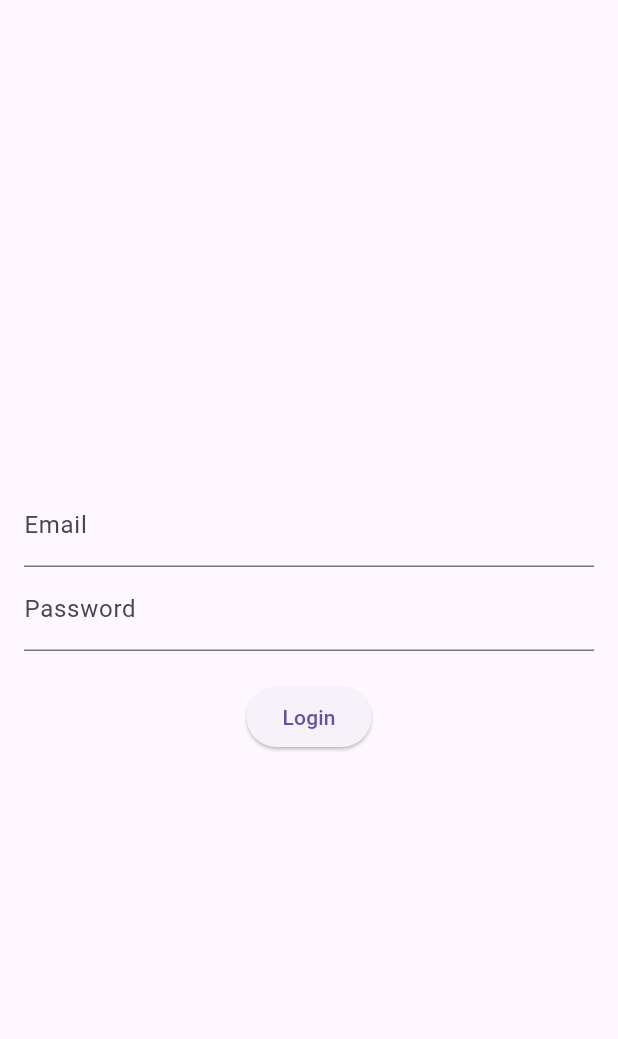
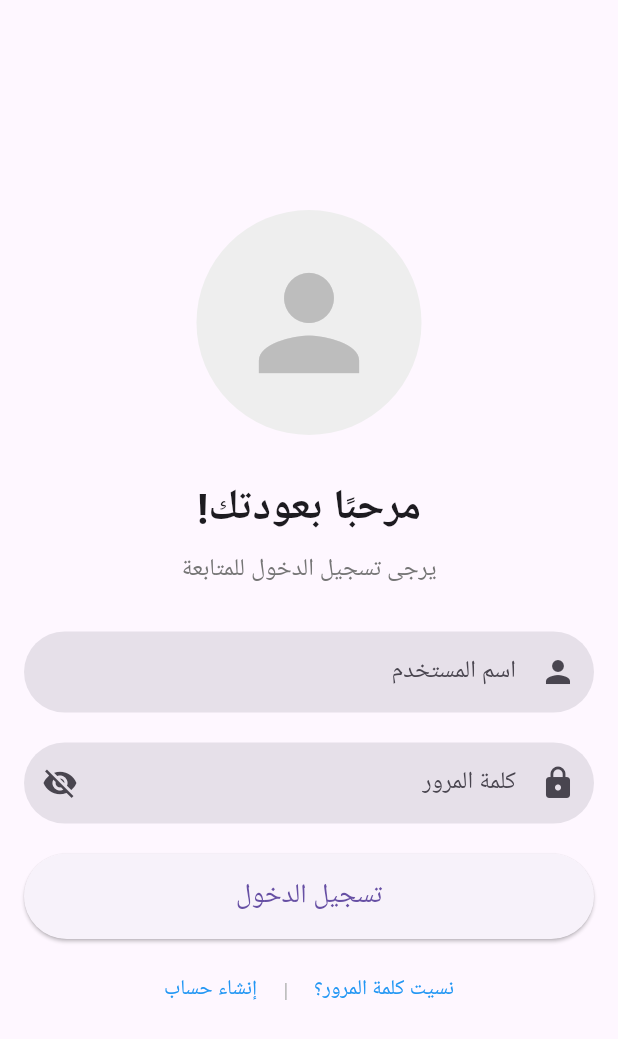
Before and after one commit to omer358/Donor-Dashboard, a Flutter app: the screen it shows after launch, on a phone screen of 412 x 824 dp. Shown: the top 1039 px of the screen. Run offline on Flutter 3.47's test engine with Material 3 defaults, Android fonts, the phone set to English and light mode, and no system bars; our stand-ins replace cloud_firestore, firebase_auth, firebase_core, get; accounts and stored records are empty; statements that could not run were skipped.

Commit message:
login with username, polish the login_screen.dart

```diff
--- a/lib/controllers/auth_controller.dart
+++ b/lib/controllers/auth_controller.dart
@@ -6,9 +6,9 @@ class AuthController extends GetxController {
   AuthService _authService = AuthService();
 
   // Sign in method
-  Future<void> signIn(String email, String password) async {
+  Future<void> signIn(String username, String password) async {
     isLoading.value = true;
-    var user = await _authService.signIn(email, password);
+    var user = await _authService.signIn(username, password);
     isLoading.value = false;
 
     if (user != null) {
--- a/lib/services/auth_service.dart
+++ b/lib/services/auth_service.dart
@@ -1,16 +1,28 @@
+import 'package:cloud_firestore/cloud_firestore.dart';
 import 'package:firebase_auth/firebase_auth.dart';
 
 class AuthService {
   final FirebaseAuth _auth = FirebaseAuth.instance;
+  final FirebaseFirestore _firestore = FirebaseFirestore.instance;
 
   // Sign in with email and password
-  Future<User?> signIn(String email, String password) async {
+  Future<User?> signIn(String username, String password) async {
     try {
-      UserCredential result = await _auth.signInWithEmailAndPassword(
-        email: email,
-        password: password,
-      );
-      return result.user;
+      var userSnapshot = await _firestore
+          .collection('admins')
+          .where('username', isEqualTo: username)
+          .get();
+      if (userSnapshot.docs.isNotEmpty) {
+        var userData = userSnapshot.docs.first.data();
+        var email = userData['email'];
+        UserCredential result = await _auth.signInWithEmailAndPassword(
+          email: email,
+          password: password,
+        );
+        return result.user;
+      }else{
+        throw Exception("the user is not found");
+      }
     } catch (e) {
       print(e);
       return null;
--- a/lib/views/login_screen.dart
+++ b/lib/views/login_screen.dart
@@ -2,41 +2,175 @@ import 'package:flutter/material.dart';
 import 'package:get/get.dart';
 import '../controllers/auth_controller.dart';
 
-class LoginScreen extends StatelessWidget {
+class LoginScreen extends StatefulWidget {
+  @override
+  _LoginScreenState createState() => _LoginScreenState();
+}
+
+class _LoginScreenState extends State<LoginScreen> {
   final AuthController authController = Get.put(AuthController());
-  final TextEditingController emailController = TextEditingController();
+  final TextEditingController usernameController = TextEditingController();
   final TextEditingController passwordController = TextEditingController();
+  bool _passwordVisible = false; // Password visibility state
 
   @override
   Widget build(BuildContext context) {
     return Scaffold(
-      body: Padding(
+      body: Directionality(
+        textDirection: TextDirection.rtl,
+        child: Center(
+          child: SingleChildScrollView(
             padding: const EdgeInsets.all(16.0),
             child: Column(
               mainAxisAlignment: MainAxisAlignment.center,
               children: [
-            TextField(
-              controller: emailController,
-              decoration: InputDecoration(labelText: 'Email'),
+                // Placeholder for an illustration (e.g., logo or image)
+                Container(
+                  height: 150,
+                  width: 150,
+                  decoration: BoxDecoration(
+                    color: Colors.grey[200],
+                    borderRadius: BorderRadius.circular(75),
                   ),
-            TextField(
+                  child: Icon(Icons.person, size: 100, color: Colors.grey[400]),
+                ),
+                const SizedBox(height: 30),
+                // Welcome Text
+                Text(
+                  "مرحبًا بعودتك!",
+                  style: Theme.of(context).textTheme.headlineMedium?.copyWith(
+                        fontWeight: FontWeight.bold,
+                      ),
+                ),
+                const SizedBox(height: 10),
+                Text(
+                  "يرجى تسجيل الدخول للمتابعة",
+                  style: TextStyle(
+                    fontSize: 16,
+                    color: Colors.grey[600],
+                  ),
+                ),
+                const SizedBox(height: 30),
+                // Username TextField
+                _buildTextField(
+                  controller: usernameController,
+                  labelText: 'اسم المستخدم',
+                  icon: Icons.person,
+                  keyboardType: TextInputType.text,
+                ),
+                const SizedBox(height: 20),
+                // Password TextField with visibility toggle
+                _buildTextField(
                   controller: passwordController,
-              decoration: InputDecoration(labelText: 'Password'),
-              obscureText: true,
+                  labelText: 'كلمة المرور',
+                  icon: Icons.lock,
+                  obscureText: !_passwordVisible,
+                  isPassword: true, // Indicate that this is a password field
                 ),
-            SizedBox(height: 20),
-            ElevatedButton(
+                const SizedBox(height: 20),
+                // Login Button
+                SizedBox(
+                  width: double.infinity,
+                  child: ElevatedButton(
                     onPressed: () {
                       authController.signIn(
-                  emailController.text.trim(),
+                        usernameController.text.trim(),
                         passwordController.text.trim(),
                       );
                     },
-              child: Text('Login'),
+                    style: ElevatedButton.styleFrom(
+                      padding: const EdgeInsets.symmetric(vertical: 15),
+                      shape: RoundedRectangleBorder(
+                        borderRadius: BorderRadius.circular(30),
+                      ),
+                    ),
+                    child: const Text(
+                      'تسجيل الدخول',
+                      style: TextStyle(fontSize: 18),
+                    ),
+                  ),
+                ),
+                const SizedBox(height: 10),
+                // Additional Options Row (e.g., Forgot Password, Sign Up)
+                Row(
+                  mainAxisAlignment: MainAxisAlignment.center,
+                  children: [
+                    TextButton(
+                      onPressed: () {
+                        // Navigate to "Forgot Password" screen
+                      },
+                      child: const Text(
+                        "نسيت كلمة المرور؟",
+                        style: TextStyle(
+                          fontSize: 14,
+                          color: Colors.blue,
+                        ),
+                      ),
+                    ),
+                    const SizedBox(width: 5),
+                    Text(
+                      "|",
+                      style: TextStyle(color: Colors.grey[400]),
+                    ),
+                    const SizedBox(width: 5),
+                    TextButton(
+                      onPressed: () {
+                        // Navigate to "Sign Up" screen
+                      },
+                      child: const Text(
+                        "إنشاء حساب",
+                        style: TextStyle(
+                          fontSize: 14,
+                          color: Colors.blue,
+                        ),
+                      ),
+                    ),
+                  ],
                 ),
               ],
             ),
           ),
+        ),
+      ),
+    );
+  }
+
+  Widget _buildTextField({
+    required TextEditingController controller,
+    required String labelText,
+    required IconData icon,
+    bool obscureText = false,
+    bool isPassword = false, // New parameter to indicate password field
+    TextInputType keyboardType = TextInputType.text,
+  }) {
+    return TextField(
+      controller: controller,
+      obscureText: obscureText,
+      keyboardType: keyboardType,
+      decoration: InputDecoration(
+        labelText: labelText,
+        prefixIcon: Icon(icon),
+        suffixIcon: isPassword
+            ? IconButton(
+                icon: Icon(
+                  // Toggle between visibility icons
+                  _passwordVisible ? Icons.visibility : Icons.visibility_off,
+                ),
+                onPressed: () {
+                  setState(() {
+                    _passwordVisible = !_passwordVisible;
+                  });
+                },
+              )
+            : null,
+        filled: true,
+        border: OutlineInputBorder(
+          borderRadius: BorderRadius.circular(30),
+          borderSide: BorderSide.none,
+        ),
+        contentPadding:
+            const EdgeInsets.symmetric(vertical: 15, horizontal: 20),
+      ),
     );
   }
 }
```
Lines whose indentation alone changed are shown as unchanged.
